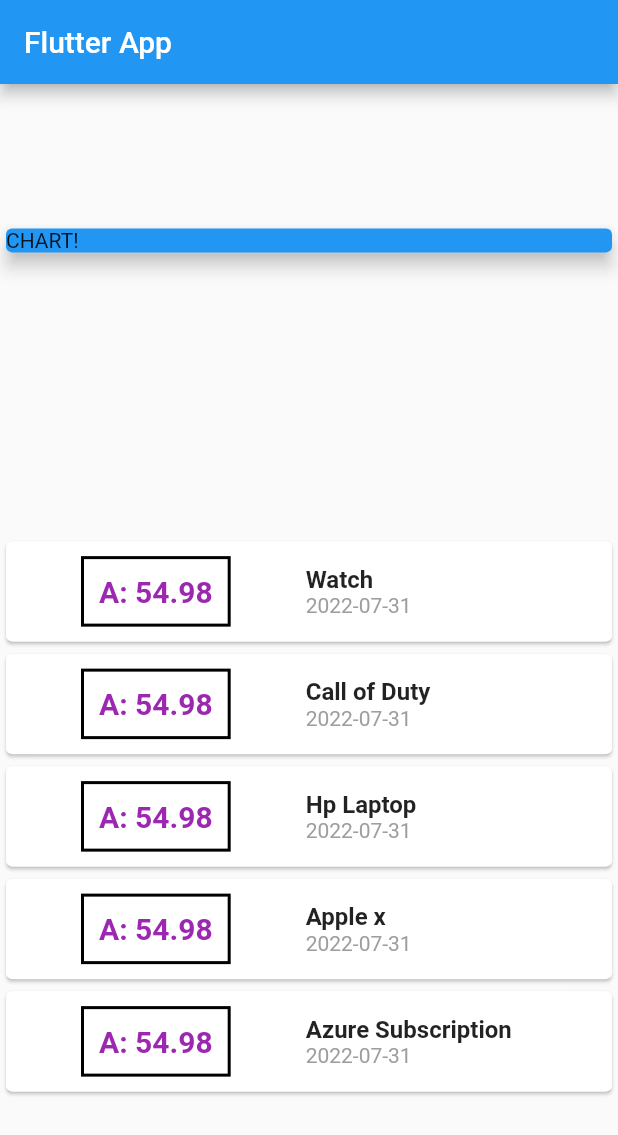
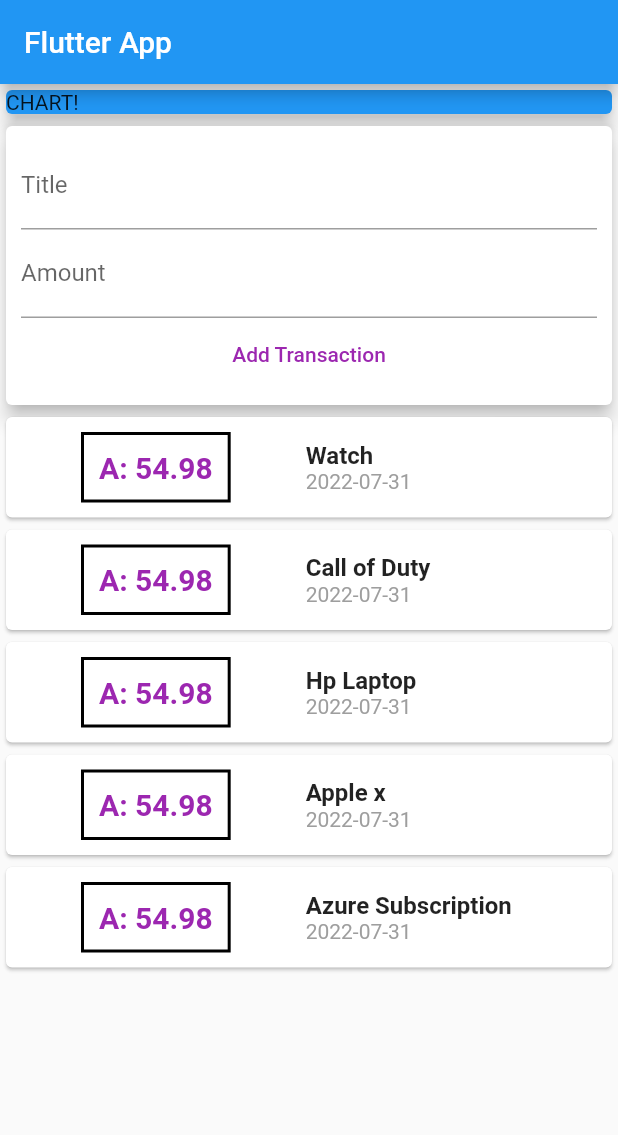
Before and after one commit to Avdunusinghe/Mobile-App-Development-Flutter, a Flutter app: the screen it shows after launch, on a phone screen of 412 x 824 dp. Shown: the top 1135 px of the screen. Run offline on Flutter 3.47's test engine with Material 2 defaults, Android fonts, the light colour scheme and no system bars.

Commit message:
Split Widgets

```diff
--- a/expenses_mamanagement/lib/main.dart
+++ b/expenses_mamanagement/lib/main.dart
@@ -1,7 +1,5 @@
 import 'package:flutter/material.dart';
-import 'package:intl/intl.dart';
-import './transaction.dart';
-
+import 'package:flutter_complete_guide/widgets/transaction_list.dart';
 
 void main() => runApp(MyApp());
 
@@ -16,20 +14,12 @@ class MyApp extends StatelessWidget {
 }
 
 class MyHomePage extends StatelessWidget {
-  final List<Transaction> transactions = [
-    Transaction(id: 't1', title: "Watch", amount: 54.98, date: DateTime.now()),
-    Transaction(
-        id: 't2', title: "Call of Duty", amount: 54.98, date: DateTime.now()),
-    Transaction(
-        id: 't3', title: "Hp Laptop", amount: 54.98, date: DateTime.now()),
-    Transaction(
-        id: 't4', title: "Apple x", amount: 54.98, date: DateTime.now()),
-    Transaction(
-        id: 't5',
-        title: "Azure Subscription",
-        amount: 54.98,
-        date: DateTime.now())
-  ];
+  //String titleInput;
+  //String amountInput;
+
+  final titleController = TextEditingController();
+  final amountController = TextEditingController();
+
   @override
   Widget build(BuildContext context) {
     return Scaffold(
@@ -37,7 +27,8 @@ class MyHomePage extends StatelessWidget {
           title: Text('Flutter App'),
         ),
         body: Column(
-          mainAxisAlignment: MainAxisAlignment.spaceAround,
+          //mainAxisAlignment: MainAxisAlignment.spaceAround,
+          crossAxisAlignment: CrossAxisAlignment.stretch,
           children: <Widget>[
             Container(
               width: double.infinity,
@@ -47,43 +38,35 @@ class MyHomePage extends StatelessWidget {
                 elevation: 5,
               ),
             ),
-            Column(
-              children: transactions.map((transaction) {
-                return Card(
-                    child: Row(
-                  children: <Widget>[
-                    Container(
-                      margin:
-                          EdgeInsets.symmetric(vertical: 10, horizontal: 50),
-                      decoration: BoxDecoration(
-                          border: Border.all(color: Colors.black, width: 2)),
-                      padding: EdgeInsets.all(10),
-                      child: Text(
-                        'A: ${transaction.amount}',
-                        style: TextStyle(
-                            fontWeight: FontWeight.bold,
-                            fontSize: 20,
-                            color: Colors.purple),
-                      ),
-                    ),
-                    Column(
-                      crossAxisAlignment: CrossAxisAlignment.start,
-                      children: <Widget>[
-                        Text(
-                          transaction.title,
-                          style: TextStyle(
-                              fontSize: 16, fontWeight: FontWeight.bold),
-                        ),
-                        Text(
-                          DateFormat('yyyy-MM-dd').format(transaction.date),
-                          style: TextStyle(color: Colors.grey),
-                        ),
-                      ],
-                    )
-                  ],
-                ));
-              }).toList(),
-            )
+            Card(
+              elevation: 5,
+              child: Container(
+                padding: EdgeInsets.all(10),
+                child: Column(children: <Widget>[
+                  TextField(
+                    decoration: InputDecoration(labelText: 'Title'),
+                    controller: titleController,
+                    /*  onChanged: (value) {
+                      titleInput = value;
+                    }, */
+                  ),
+                  TextField(
+                    decoration: InputDecoration(labelText: 'Amount'),
+                    controller: amountController,
+                    /*  onChanged: (value) => amountInput = value, */
+                  ),
+                  FlatButton(
+                    onPressed: () {
+                      print(titleController.text);
+                      print(amountController.text);
+                    },
+                    child: Text('Add Transaction'),
+                    textColor: Colors.purple,
+                  ),
+                ]),
+              ),
+            ),
+            TransactionList()
           ],
         ));
   }
--- /dev/null
+++ b/expenses_mamanagement/lib/widgets/transaction_list.dart
@@ -0,0 +1,65 @@
+import 'package:flutter/material.dart';
+import '../models/transaction.dart';
+import 'package:intl/intl.dart';
+
+class TransactionList extends StatefulWidget {
+  const TransactionList({Key key}) : super(key: key);
+
+  @override
+  State<TransactionList> createState() => _TransactionListState();
+}
+
+class _TransactionListState extends State<TransactionList> {
+  final List<Transaction> transactions = [
+    Transaction(id: 't1', title: "Watch", amount: 54.98, date: DateTime.now()),
+    Transaction(
+        id: 't2', title: "Call of Duty", amount: 54.98, date: DateTime.now()),
+    Transaction(
+        id: 't3', title: "Hp Laptop", amount: 54.98, date: DateTime.now()),
+    Transaction(
+        id: 't4', title: "Apple x", amount: 54.98, date: DateTime.now()),
+    Transaction(
+        id: 't5',
+        title: "Azure Subscription",
+        amount: 54.98,
+        date: DateTime.now())
+  ];
+  @override
+  Widget build(BuildContext context) {
+    return Column(
+      children: transactions.map((transaction) {
+        return Card(
+            child: Row(
+          children: <Widget>[
+            Container(
+              margin: EdgeInsets.symmetric(vertical: 10, horizontal: 50),
+              decoration: BoxDecoration(
+                  border: Border.all(color: Colors.black, width: 2)),
+              padding: EdgeInsets.all(10),
+              child: Text(
+                'A: ${transaction.amount}',
+                style: TextStyle(
+                    fontWeight: FontWeight.bold,
+                    fontSize: 20,
+                    color: Colors.purple),
+              ),
+            ),
+            Column(
+              crossAxisAlignment: CrossAxisAlignment.start,
+              children: <Widget>[
+                Text(
+                  transaction.title,
+                  style: TextStyle(fontSize: 16, fontWeight: FontWeight.bold),
+                ),
+                Text(
+                  DateFormat('yyyy-MM-dd').format(transaction.date),
+                  style: TextStyle(color: Colors.grey),
+                ),
+              ],
+            )
+          ],
+        ));
+      }).toList(),
+    );
+  }
+}
```
Also changed, not shown: expenses_mamanagement/lib/models/transaction.dart (renamed from expenses_mamanagement/lib/transaction.dart).
